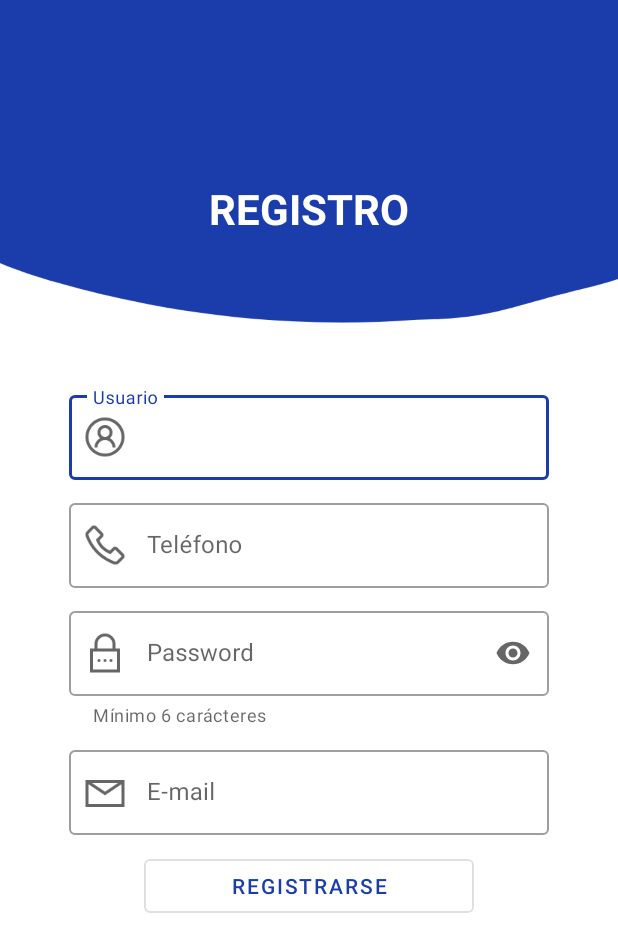
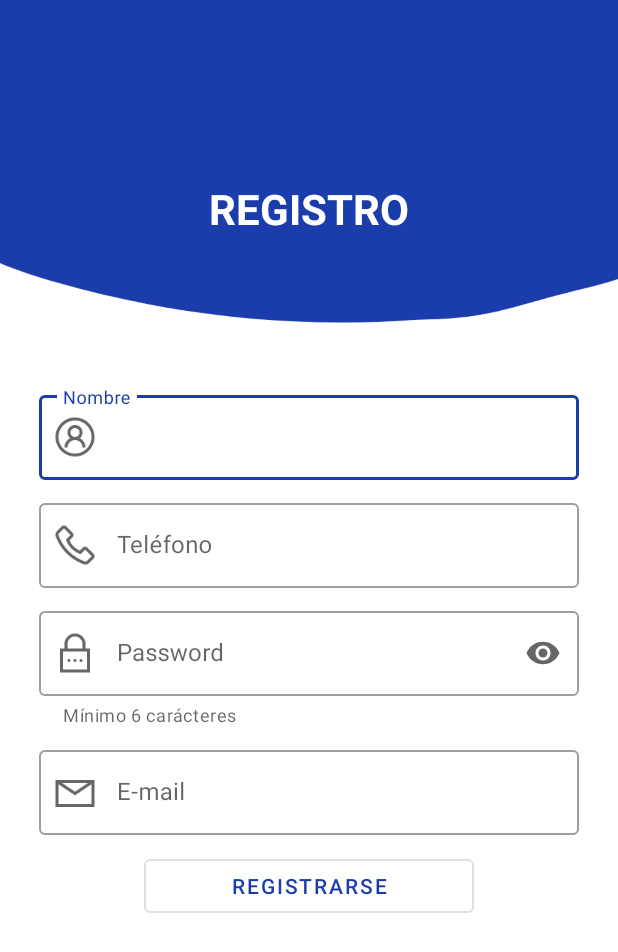
Before and after one commit to anggonzales/ProyectoSolucionesMoviles, an Android app: the Registro screen opened directly, with no data from a screen before it, on a phone screen of 412 x 824 dp. Shown: the top 952 px of the screen. Run offline under Robolectric (Android 15) with nearby library versions, the phone set to English and light mode, and no system bars; our stand-ins replace ButterKnife, Firebase (no records; nobody signed in at launch, a user with empty details on screens opened directly); network calls fail.

Commit message:
modificando diseño

```diff
--- a/AppCliente/app/src/main/java/com/example/appcliente/Inicio.java
+++ b/AppCliente/app/src/main/java/com/example/appcliente/Inicio.java
@@ -107,14 +107,14 @@ public class Inicio extends AppCompatActivity implements NavigationView.OnNaviga
                         "Sin el permiso" + " de ubicacion no podremos localizarte", 1);
             }
         }
-        /*Toolbar toolbar = (Toolbar) findViewById(R.id.toolbar);
+        Toolbar toolbar = (Toolbar) findViewById(R.id.toolbar);
         setSupportActionBar(toolbar);
 // Navigation Drawer
         DrawerLayout drawer = (DrawerLayout) findViewById(
                 R.id.drawer_layout);
         ActionBarDrawerToggle toggle = new ActionBarDrawerToggle(this,
-                drawer, toolbar, R.string.drawer_open, R.string.drawer_close);
-        drawer.addDrawerListener(toggle);
+                drawer, toolbar, R.string.drawer_open, R.string. drawer_close);
+       /* drawer.addDrawerListener(toggle);
         toggle.syncState();
         NavigationView navigationView = (NavigationView) findViewById(
                 R.id.nav_view);
--- a/AppCliente/app/src/main/res/layout/activity_login.xml
+++ b/AppCliente/app/src/main/res/layout/activity_login.xml
@@ -24,7 +24,7 @@
     <com.google.android.material.textfield.TextInputLayout
         android:id="@+id/edtusu"
         android:layout_marginBottom="10dp"
-        android:layout_width="260dp"
+        android:layout_width="390dp"
         android:hint="E-mail"
         app:endIconMode="clear_text"
         app:startIconDrawable="@mipmap/correo"
@@ -42,7 +42,7 @@
 
     <com.google.android.material.textfield.TextInputLayout
         android:id="@+id/password"
-        android:layout_width="260dp"
+        android:layout_width="390dp"
         android:hint="Password"
         app:startIconDrawable="@mipmap/password"
         app:endIconMode="password_toggle"
--- a/AppCliente/app/src/main/res/layout/activity_registro.xml
+++ b/AppCliente/app/src/main/res/layout/activity_registro.xml
@@ -27,8 +27,8 @@
 
         android:layout_gravity="center_horizontal"
         android:layout_marginBottom="10dp"
-        android:layout_width="320dp"
-        android:hint="Usuario"
+        android:layout_width="360dp"
+        android:hint="Nombre"
         app:endIconMode="clear_text"
         android:layout_height="wrap_content"
         app:startIconDrawable="@mipmap/user"
@@ -47,7 +47,7 @@
 
         android:layout_gravity="center_horizontal"
         android:layout_marginBottom="10dp"
-        android:layout_width="320dp"
+        android:layout_width="360dp"
         android:hint="Teléfono"
         app:startIconDrawable="@mipmap/telefono"
         app:endIconMode="clear_text"
@@ -67,7 +67,7 @@
 
         android:layout_gravity="center_horizontal"
         android:layout_marginBottom="10dp"
-        android:layout_width="320dp"
+        android:layout_width="360dp"
         android:hint="Password"
         app:helperText="Mínimo 6 carácteres"
         app:endIconMode="password_toggle"
@@ -87,7 +87,7 @@
 
         android:layout_gravity="center_horizontal"
         android:layout_marginBottom="10dp"
-        android:layout_width="320dp"
+        android:layout_width="360dp"
         android:hint="E-mail"
         app:startIconDrawable="@mipmap/correo"
         app:endIconMode="clear_text"
```
